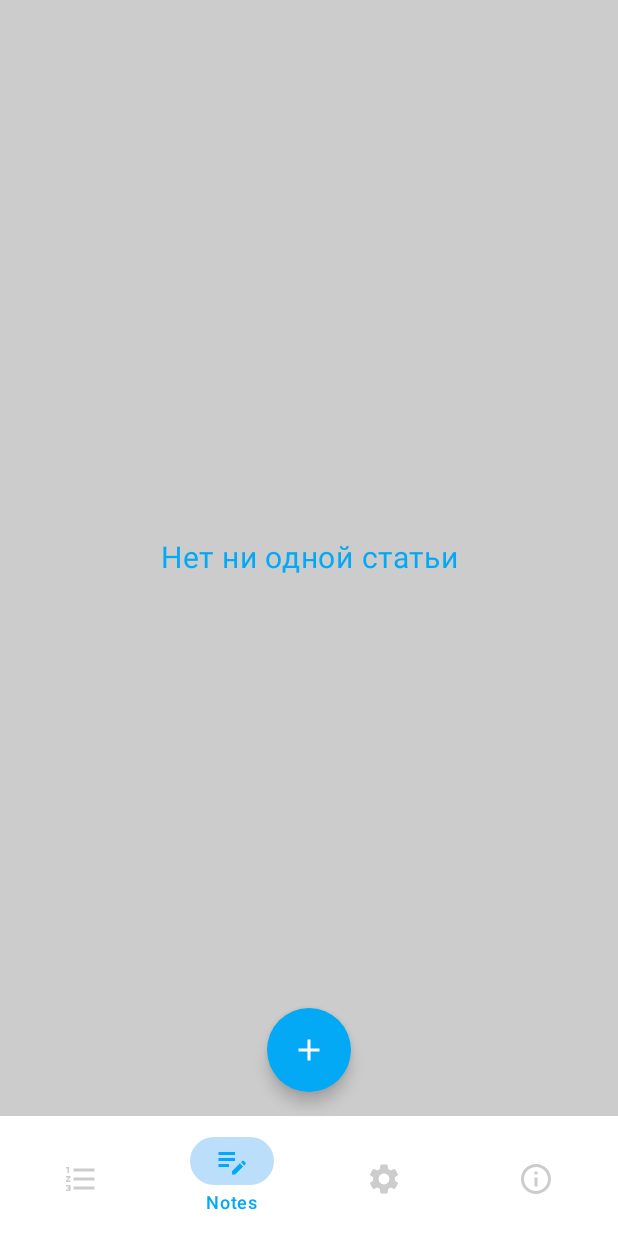
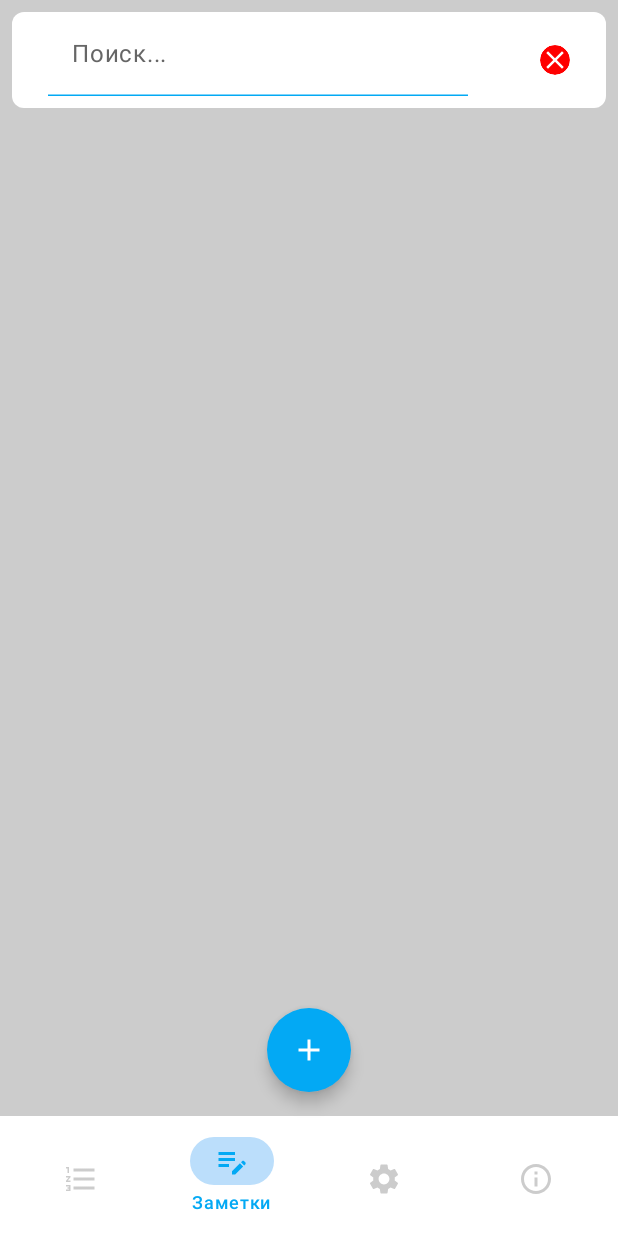
Before and after one commit to YurijM/NecoShoppingList, an Android app built with Jetpack Compose: the screen it shows after launch (MainActivity), item 2 of the bottom bar chosen, on a phone screen of 412 x 824 dp. Run offline under Robolectric (Android 15) with nearby library versions, the phone set to English and light mode, and no system bars; our stand-ins replace Dagger/Hilt's generated code, Room's generated code.

Commit message:
Поиск по содержимому заметок (урок 46)

```diff
--- a/app/src/main/java/com/mu/necoshoppinglist/main_screen/BottomNavItem.kt
+++ b/app/src/main/java/com/mu/necoshoppinglist/main_screen/BottomNavItem.kt
@@ -9,23 +9,23 @@ sealed class BottomNavItem(
     val route: String
 ) {
     object ListItem: BottomNavItem(
-        title = "List",
+        title = "Покупки",
         iconId = R.drawable.ic_list,
         route = Routes.SHOPPING_LIST
     )
     object NoteItem: BottomNavItem(
-        title = "Notes",
+        title = "Заметки",
         iconId = R.drawable.ic_note,
         route = Routes.NOTE_LIST
     )
+    object Settings: BottomNavItem(
+        title = "Настройки",
+        iconId = R.drawable.ic_settings,
+        route = Routes.SETTINGS
+    )
     object About: BottomNavItem(
-        title = "About",
+        title = "Инфо",
         iconId = R.drawable.ic_about,
         route = Routes.ABOUT
     )
-    object Settings: BottomNavItem(
-        title = "Settings",
-        iconId = R.drawable.ic_settings,
-        route = Routes.SETTINGS
-    )
 }
--- a/app/src/main/java/com/mu/necoshoppinglist/screens/add_item_screen/AddItemListScreen.kt
+++ b/app/src/main/java/com/mu/necoshoppinglist/screens/add_item_screen/AddItemListScreen.kt
@@ -105,7 +105,7 @@ fun AddItemListScreen(
                         },
                         label = {
                             Text(
-                                text = "Name",
+                                text = "Название",
                                 //fontSize = 16.sp
                             )
                         },
--- a/app/src/main/java/com/mu/necoshoppinglist/screens/note_list/NoteEvent.kt
+++ b/app/src/main/java/com/mu/necoshoppinglist/screens/note_list/NoteEvent.kt
@@ -6,4 +6,6 @@ sealed class NoteEvent {
     data class OnShowDeleteDialog(val item: NoteItemEntity) : NoteEvent()
     data class OnItemClick(val route: String) : NoteEvent()
     object UnDoneDeleteItem: NoteEvent()
+    data class OnSearchTextChange(val text: String) : NoteEvent()
+    object OnSearchTextClear : NoteEvent()
 }
--- a/app/src/main/java/com/mu/necoshoppinglist/screens/note_list/NoteListScreen.kt
+++ b/app/src/main/java/com/mu/necoshoppinglist/screens/note_list/NoteListScreen.kt
@@ -2,25 +2,41 @@ package com.mu.necoshoppinglist.screens.note_list
 
 import android.annotation.SuppressLint
 import androidx.compose.foundation.background
+import androidx.compose.foundation.layout.Arrangement
+import androidx.compose.foundation.layout.Column
 import androidx.compose.foundation.layout.PaddingValues
+import androidx.compose.foundation.layout.Row
 import androidx.compose.foundation.layout.fillMaxSize
+import androidx.compose.foundation.layout.fillMaxWidth
 import androidx.compose.foundation.layout.padding
+import androidx.compose.foundation.layout.size
 import androidx.compose.foundation.layout.wrapContentHeight
 import androidx.compose.foundation.lazy.LazyColumn
 import androidx.compose.foundation.lazy.items
+import androidx.compose.foundation.shape.CircleShape
 import androidx.compose.foundation.shape.RoundedCornerShape
+import androidx.compose.material.icons.Icons
+import androidx.compose.material.icons.filled.Clear
+import androidx.compose.material3.Card
+import androidx.compose.material3.CardDefaults
 import androidx.compose.material3.ExperimentalMaterial3Api
+import androidx.compose.material3.Icon
+import androidx.compose.material3.IconButton
+import androidx.compose.material3.IconButtonDefaults
 import androidx.compose.material3.Scaffold
 import androidx.compose.material3.Snackbar
 import androidx.compose.material3.SnackbarHost
 import androidx.compose.material3.SnackbarHostState
 import androidx.compose.material3.SnackbarResult
 import androidx.compose.material3.Text
+import androidx.compose.material3.TextField
+import androidx.compose.material3.TextFieldDefaults
 import androidx.compose.runtime.Composable
 import androidx.compose.runtime.LaunchedEffect
-import androidx.compose.runtime.collectAsState
 import androidx.compose.runtime.remember
+import androidx.compose.ui.Alignment
 import androidx.compose.ui.Modifier
+import androidx.compose.ui.draw.clip
 import androidx.compose.ui.graphics.Color
 import androidx.compose.ui.text.style.TextAlign
 import androidx.compose.ui.unit.dp
@@ -28,6 +44,7 @@ import androidx.compose.ui.unit.sp
 import androidx.hilt.navigation.compose.hiltViewModel
 import com.mu.necoshoppinglist.ui.theme.BlueMain
 import com.mu.necoshoppinglist.ui.theme.GrayLight
+import com.mu.necoshoppinglist.ui.theme.LightText
 import com.mu.necoshoppinglist.utils.UiEvent
 import com.mu.necoshoppinglist.utils.dialog.MainDialog
 
@@ -39,8 +56,6 @@ fun NoteListScreen(
     viewModel: NoteViewModel = hiltViewModel(),
     onNavigate: (String) -> Unit
 ) {
-    val notes = viewModel.notes.collectAsState(initial = emptyList())
-
     val snackbarHostState = remember {
         SnackbarHostState()
     }
@@ -62,6 +77,7 @@ fun NoteListScreen(
                         viewModel.onEvent(NoteEvent.UnDoneDeleteItem)
                     }
                 }
+
                 else -> {}
             }
         }
@@ -82,13 +98,78 @@ fun NoteListScreen(
             }
         }
     ) {
+        Column(
+            modifier = Modifier
+                .fillMaxSize()
+                .background(GrayLight)
+        ) {
+            Card(
+                modifier = Modifier
+                    .fillMaxWidth()
+                    .padding(top = 8.dp, start = 8.dp, end = 8.dp),
+                colors = CardDefaults.cardColors(
+                    containerColor = Color.White
+                ),
+                shape = RoundedCornerShape(8.dp)
+            ) {
+                Row(
+                    modifier = Modifier
+                        .fillMaxWidth(),
+                    verticalAlignment = Alignment.CenterVertically,
+                    horizontalArrangement = Arrangement.SpaceAround
+                ) {
+                    TextField(
+                        modifier = Modifier
+                            //.weight(1f)
+                            .padding(bottom = 8.dp),
+                        value = viewModel.searchText.value,
+                        onValueChange = { text ->
+                            viewModel.onEvent(NoteEvent.OnSearchTextChange(text))
+                        },
+                        label = {
+                            Text(
+                                text = "Поиск...",
+                                fontSize = 16.sp
+                            )
+                        },
+                        singleLine = true,
+                        colors = TextFieldDefaults.textFieldColors(
+                            containerColor = Color.Transparent,
+                            textColor = BlueMain,
+                            focusedIndicatorColor = BlueMain,
+                            cursorColor = BlueMain,
+                            focusedLabelColor = LightText,
+                            unfocusedIndicatorColor = BlueMain,
+                            unfocusedLabelColor = LightText
+                        )
+                    )
+                    IconButton(
+                        modifier = Modifier
+                            .clip(CircleShape)
+                            .size(20.dp),
+                        colors = IconButtonDefaults.iconButtonColors(
+                            contentColor = Color.White,
+                            containerColor = Color.Red
+                        ),
+                        onClick = {
+                            viewModel.onEvent(NoteEvent.OnSearchTextClear)
+                        }
+                    ) {
+                        Icon(
+                            imageVector = Icons.Filled.Clear,
+                            contentDescription = "Clear"
+                        )
+                    }
+                }
+            }
             LazyColumn(
                 modifier = Modifier
                     .fillMaxSize()
-                .background(GrayLight),
+                    .padding(8.dp),
                 //contentPadding = PaddingValues(bottom = paddingValues.calculateBottomPadding())
             ) {
-            items(notes.value) { item ->
+                //items(viewModel.notes.value) { item ->
+                items(viewModel.notes.value) {item ->
                     NoteItemScreen(viewModel.titleColor.value, item) { event ->
                         viewModel.onEvent(event)
                     }
@@ -96,7 +177,7 @@ fun NoteListScreen(
             }
             MainDialog(dialogController = viewModel)
 
-        if (notes.value.isEmpty()) {
+            if (viewModel.notes.value.isEmpty()) {
                 Text(
                     modifier = Modifier
                         .fillMaxSize()
@@ -109,3 +190,4 @@ fun NoteListScreen(
             }
         }
     }
+}
--- a/app/src/main/java/com/mu/necoshoppinglist/screens/note_list/NoteViewModel.kt
+++ b/app/src/main/java/com/mu/necoshoppinglist/screens/note_list/NoteViewModel.kt
@@ -20,7 +20,14 @@ class NoteViewModel @Inject constructor(
     private val repository: NoteItemRepository,
     dataStoreManager: DataStorageManager
 ) : ViewModel(), DialogController {
-    val notes = repository.getAllItems()
+
+    private val notesFlow = repository.getAllItems()
+
+    val notes = mutableStateOf(emptyList<NoteItemEntity>())
+    private var originalNotes = emptyList<NoteItemEntity>()
+
+    val searchText = mutableStateOf("")
+
     private var note: NoteItemEntity? = null
 
     private val _uiEvent = Channel<UiEvent>()
@@ -50,6 +57,13 @@ class NoteViewModel @Inject constructor(
                 "#03A9F4"
             ).collect { color ->
                 titleColor.value = color
+            }
+        }
+
+        viewModelScope.launch {
+            notesFlow.collect { list ->
+                notes.value = list
+                originalNotes = list
             }
         }
     }
@@ -86,6 +100,17 @@ class NoteViewModel @Inject constructor(
                     note?.let { repository.insertItem(it) }
                 }
             }
+            is NoteEvent.OnSearchTextChange -> {
+                searchText.value = event.text
+                notes.value = originalNotes.filter { note ->
+                    note.title.contains(event.text, true)
+                            || note.description.contains(event.text, true)
+                }
+            }
+            is NoteEvent.OnSearchTextClear -> {
+                searchText.value = ""
+                notes.value = originalNotes
+            }
         }
     }
 }
--- a/app/src/main/java/com/mu/necoshoppinglist/screens/shopping_list_screen/ShoppingListViewModel.kt
+++ b/app/src/main/java/com/mu/necoshoppinglist/screens/shopping_list_screen/ShoppingListViewModel.kt
@@ -74,7 +74,7 @@ class ShoppingListViewModel @Inject constructor(
                 dialogTitle.value = if (item == null) {
                     "New item"
                 } else {
-                    "Edit item"
+                    "Редактирование"
                 }
             }
 
--- a/app/src/main/java/com/mu/necoshoppinglist/utils/dialog/MainDialog.kt
+++ b/app/src/main/java/com/mu/necoshoppinglist/utils/dialog/MainDialog.kt
@@ -56,7 +56,7 @@ fun MainDialog(
                     }
                 ) {
                     Text(
-                        text = "Cancel"
+                        text = "Отмена"
                     )
                 }
             },
@@ -82,7 +82,7 @@ fun MainDialog(
                             },
                             label = {
                                 Text(
-                                    text = "Name",
+                                    text = "Название",
                                     fontSize = 16.sp
                                 )
                             },
```
Lines whose indentation alone changed are shown as unchanged.
